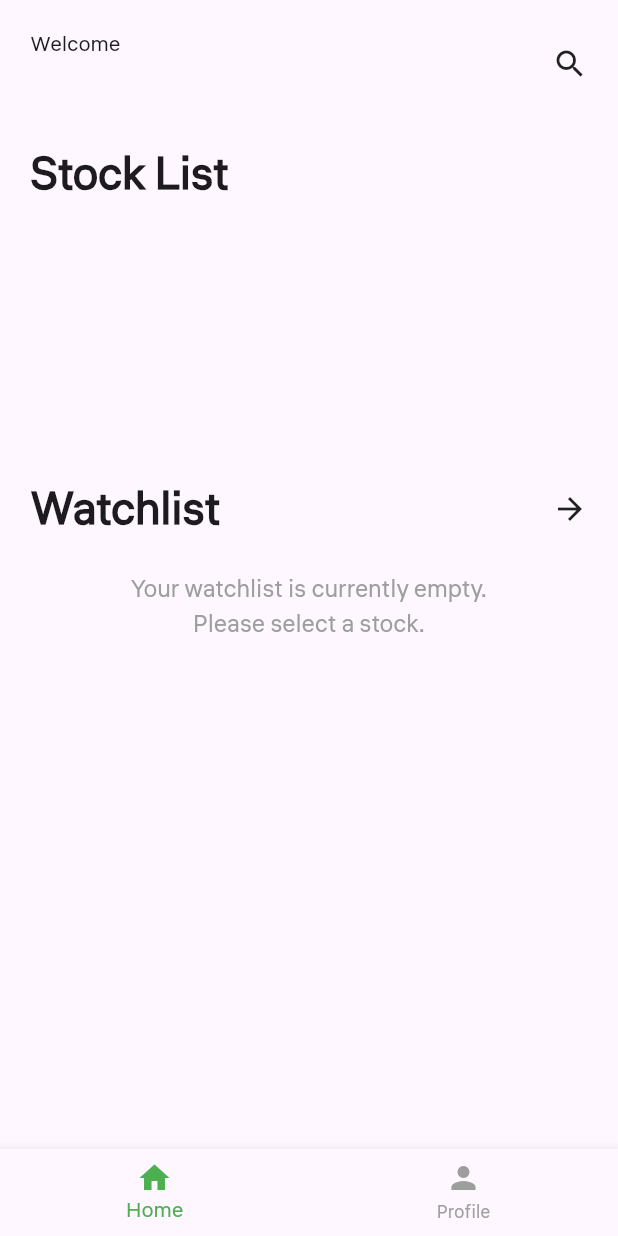
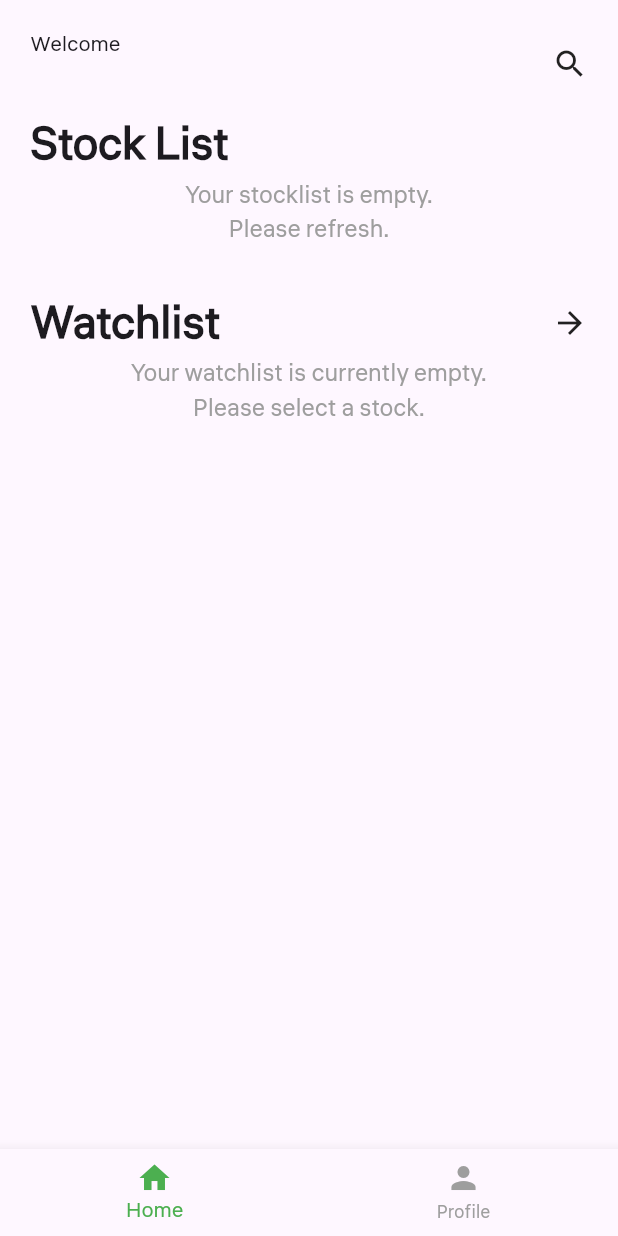
Before and after one commit to muhdhafiizz/stock_screener, a Flutter app: the screen it shows once a user with an empty profile is signed in, on a phone screen of 412 x 824 dp. Run offline on Flutter 3.47's test engine with Material 3 defaults, Android fonts, the phone set to English and light mode, and no system bars; our stand-ins replace connectivity_plus, csv, firebase_auth, firebase_core, fl_chart, hive and 3 more; accounts and stored records are empty; network calls fail.

Commit message:
Added refresh induicator on home page, fix no results display, and separate stockprice provider and repository.

```diff
--- a/lib/main.dart
+++ b/lib/main.dart
@@ -8,6 +8,7 @@ import 'package:provider/provider.dart';
 import 'package:stock_screener/firebase_options.dart';
 import 'package:stock_screener/providers/price_percentage_provider.dart';
 import 'package:stock_screener/providers/watchlist_provider.dart';
+import 'package:stock_screener/repositories/stock_price_repository.dart';
 import 'package:stock_screener/ui/bottom_navbar/bottom_navbar_view.dart';
 import 'package:stock_screener/ui/landing_page/landing_page_view.dart';
 import 'package:stock_screener/ui/profile_page/profile_page_controller.dart';
@@ -65,7 +66,7 @@ class MyApp extends StatelessWidget {
         ChangeNotifierProvider(create: (_) => SearchProvider()),
         ChangeNotifierProvider(create: (_) => WatchlistProvider()),
         ChangeNotifierProvider(create: (_) => StockChartProviders(stockRepository)),
-        ChangeNotifierProvider(create: (_) => StockPriceProvider()),
+        ChangeNotifierProvider(create: (_) => StockPriceProvider(StockPriceRepository())),
       ],
       child: MaterialApp(
         debugShowCheckedModeBanner: false,
--- a/lib/ui/home_page/home_page.dart
+++ b/lib/ui/home_page/home_page.dart
@@ -13,25 +13,40 @@ import '../company_overview/company_overview_view.dart';
 class HomePage extends StatelessWidget {
   const HomePage({super.key});
 
+  Future<void> _refreshStockList(BuildContext context) async {
+    final stockProvider = Provider.of<StockProvider>(context, listen: false);
+    await stockProvider.fetchStocks();
+  }
+
   @override
   Widget build(BuildContext context) {
     return Scaffold(
       body: SafeArea(
         child: Padding(
-          padding: EdgeInsets.all(20),
-          child:
-              Column(crossAxisAlignment: CrossAxisAlignment.start, children: [
+          padding: const EdgeInsets.all(20),
+          child: Column(
+            crossAxisAlignment: CrossAxisAlignment.start,
+            children: [
               _buildTopNavBar(context),
-            SizedBox(height: 30),
+              const SizedBox(height: 10),
+              Expanded(
+                child: RefreshIndicator(
+                  backgroundColor: Colors.black,
+                  color: Colors.green,
+                  onRefresh: () => _refreshStockList(context),
+                  child: ListView(
+                    physics: const AlwaysScrollableScrollPhysics(),
+                    children: [
                       _buildSectionTitle("Stock List"),
                       _buildStockList(context),
-            SizedBox(height: 30),
+                      const SizedBox(height: 30),
                       GestureDetector(
                         onTap: () {
                           Navigator.push(
                             context,
                             MaterialPageRoute(
-                      builder: (context) => const WatchlistPageView()),
+                              builder: (context) => const WatchlistPageView(),
+                            ),
                           );
                         },
                         child: Row(
@@ -42,9 +57,13 @@ class HomePage extends StatelessWidget {
                           ],
                         ),
                       ),
-            const SizedBox(height: 20),
-            _buildWatchlist()
-          ]),
+                      _buildWatchlist(),
+                    ],
+                  ),
+                ),
+              ),
+            ],
+          ),
         ),
       ),
     );
@@ -82,6 +101,16 @@ Widget _buildTopNavBar(BuildContext context) {
 Widget _buildStockList(BuildContext context) {
   final stockProvider = Provider.of<StockProvider>(context);
 
+  if (stockProvider.stocks.isEmpty) {
+    return const Center(
+      child: Text(
+        'Your stocklist is empty.\nPlease refresh.',
+        style: TextStyle(fontSize: 16, color: Colors.grey),
+        textAlign: TextAlign.center,
+      ),
+    );
+  }
+
   return SizedBox(
     height: 150,
     child: GridView.builder(
@@ -107,8 +136,7 @@ Widget _buildStockList(BuildContext context) {
                 padding: const EdgeInsets.all(8.0),
                 child: InkWell(
                   onTap: () {
-                    debugPrint(
-                        "Stock Symbol: '${stock.symbol}'");
+                    debugPrint("Stock Symbol: '${stock.symbol}'");
 
                     if (stock.symbol.trim().toLowerCase() == "n/a" ||
                         stock.symbol.trim().isEmpty) {
@@ -203,6 +231,9 @@ Widget _buildWatchlist() {
         for (var stock in watchlist) {
           if (!stockPriceProvider.stockPrices.containsKey(stock.symbol)) {
             stockPriceProvider.fetchStockPrice(stock.symbol);
+            print("Fetching price for: \${stock.symbol}");
+          } else {
+            print("Price already available for: \${stock.symbol}");
           }
         }
       });
@@ -251,14 +282,24 @@ Widget _buildWatchlist() {
                             mainAxisAlignment: MainAxisAlignment.center,
                             crossAxisAlignment: CrossAxisAlignment.start,
                             children: [
-                              Text(
+                              Expanded(
+                                child: Text(
                                   stock.name,
                                   style: const TextStyle(
-                                    fontSize: 16, fontWeight: FontWeight.bold),
+                                      fontSize: 16,
+                                      fontWeight: FontWeight.bold),
+                                  overflow: TextOverflow.ellipsis,
+                                  maxLines: 2,
+                                ),
                               ),
                               const SizedBox(height: 5),
-                              (stockData == null ||
-                                      stockPriceProvider.isLoading)
+                              (stockData == null)
+                                  ? const Text(
+                                      "No data available",
+                                      style: TextStyle(
+                                          fontSize: 14, color: Colors.grey),
+                                    )
+                                  : stockPriceProvider.isLoading
                                       ? const Column(
                                           crossAxisAlignment:
                                               CrossAxisAlignment.start,
@@ -290,13 +331,15 @@ Widget _buildWatchlist() {
                                               children: [
                                                 const Text(
                                                   "Price: ",
-                                              style: TextStyle(fontSize: 14),
+                                                  style:
+                                                      TextStyle(fontSize: 14),
                                                 ),
                                                 Text(
                                                   '${stockData.price.toStringAsFixed(2)}',
                                                   style: const TextStyle(
                                                       fontSize: 14,
-                                                  fontWeight: FontWeight.bold),
+                                                      fontWeight:
+                                                          FontWeight.bold),
                                                 ),
                                               ],
                                             ),
@@ -304,15 +347,17 @@ Widget _buildWatchlist() {
                                               children: [
                                                 const Text(
                                                   "Change: ",
-                                              style: TextStyle(fontSize: 14),
+                                                  style:
+                                                      TextStyle(fontSize: 14),
                                                 ),
                                                 Text(
                                                   "${stockData.changePercent.toStringAsFixed(2)}%",
                                                   style: TextStyle(
                                                     fontSize: 14,
                                                     fontWeight: FontWeight.bold,
-                                                color:
-                                                    stockData.changePercent >= 0
+                                                    color: stockData
+                                                                .changePercent >=
+                                                            0
                                                         ? Colors.green
                                                         : Colors.red,
                                                   ),
--- a/lib/ui/search_page/search_page_view.dart
+++ b/lib/ui/search_page/search_page_view.dart
@@ -57,7 +57,7 @@ class SearchPageView extends StatelessWidget {
                             crossAxisAlignment: CrossAxisAlignment.center,
                             children: [
                               Lottie.asset(
-                                'assets/animations/empty_list.json',
+                                'assets/animations/empty_list_green_animation.json',
                                 height: 200,
                                 width: 200,
                               ),
```
Also changed, not shown: lib/providers/price_percentage_provider.dart (+10 -47 lines), lib/providers/stock_chart_provider.dart (+24 -24 lines), lib/repositories/stock_price_repository.dart (added, +50 -0 lines), lib/ui/company_overview/company_overview_view.dart (+66 -52 lines). Lines whose indentation alone changed are shown as unchanged.
